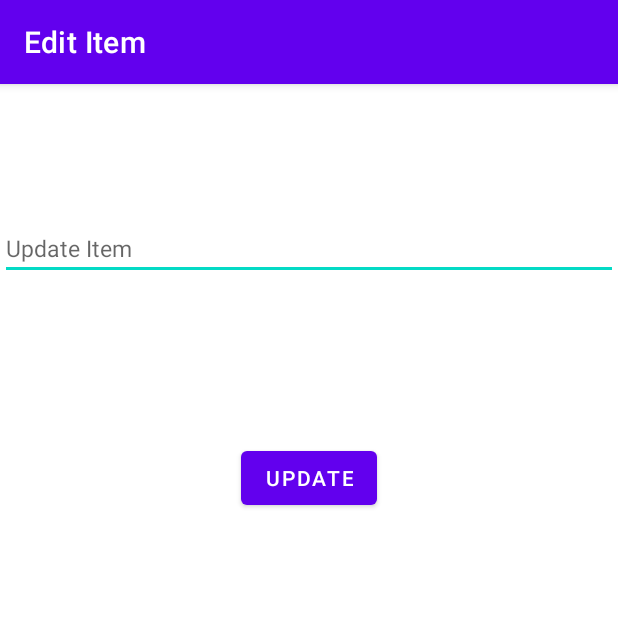
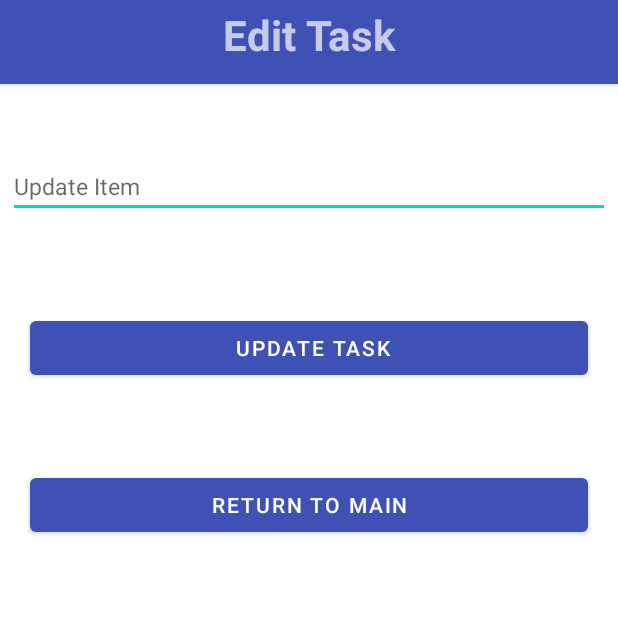
Before and after one commit to smahboob/simple-todo-android, an Android app: the EditList screen opened directly, with no data from a screen before it, on a phone screen of 412 x 824 dp, the top half of it. Run offline under Robolectric (Android 15) with nearby library versions, the phone set to English and light mode, and no system bars; 2 statements that could not run were skipped.

Commit message:
Can now Update Tasks with already given Date and Time

```diff
--- a/app/src/main/java/com/example/simpletodo/EditList.java
+++ b/app/src/main/java/com/example/simpletodo/EditList.java
@@ -1,5 +1,6 @@
 package com.example.simpletodo;
 
+import androidx.appcompat.app.ActionBar;
 import androidx.appcompat.app.AppCompatActivity;
 
 import android.content.Intent;
@@ -11,28 +12,49 @@ import android.widget.EditText;
 public class EditList extends AppCompatActivity {
 
     private EditText updatedText;
+    private String item;
 
     @Override
     protected void onCreate(Bundle savedInstanceState) {
-
-        Log.d("LOGS", "CAME HERE");
         super.onCreate(savedInstanceState);
         setContentView(R.layout.activity_edit_list);
-        getSupportActionBar().setTitle("Edit Item");
+
+        getSupportActionBar().setDisplayOptions(ActionBar.DISPLAY_SHOW_CUSTOM);
+        getSupportActionBar().setCustomView(R.layout.my_action_bar1);
 
         updatedText = findViewById(R.id.updateText);
 
-        String name = getIntent().getStringExtra(MainActivity.KEY_ITEM_NAME);
+        item = getIntent().getStringExtra(MainActivity.KEY_ITEM_NAME);
         int pos = getIntent().getIntExtra(MainActivity.KEY_ITEM_POS,-1);
+
+        int idx = item.indexOf('*');
+        String task = item.substring(0, idx-1);
+
+        updatedText.setText(task);
 
     }
 
     //user is done editing, update the list item
     public void updateList(View view){
 
+        String finalText;
+
+        int idx = item.indexOf('*');
+        int idx1 = item.indexOf('#');
+        String todo = updatedText.getText().toString();
+        String mDate = item.substring(idx+1, idx1-1);
+        String mTime = item.substring(idx1+1);
+
+        Log.d("PRINT: ", mDate);
+        Log.d("PRINT: ", mTime);
+
+        finalText = todo + " * " + mDate + " # " + mTime;
+
+
+
         if(!updatedText.getText().equals("")){
             Intent backToMain = new Intent(EditList.this, MainActivity.class);
-            backToMain.putExtra(MainActivity.KEY_ITEM_NAME, updatedText.getText().toString());
+            backToMain.putExtra(MainActivity.KEY_ITEM_NAME, finalText);
             backToMain.putExtra(MainActivity.KEY_ITEM_POS, getIntent().getIntExtra(MainActivity.KEY_ITEM_POS,-1));
             setResult(RESULT_OK, backToMain);
             finish();
@@ -42,4 +64,11 @@ public class EditList extends AppCompatActivity {
         }
 
     }
+
+    public void returnToMain(View view){
+        Intent back = new Intent(EditList.this, MainActivity.class);
+        startActivity(back);
+        finish();
+    }
+
 }
--- a/app/src/main/java/com/example/simpletodo/MainActivity.java
+++ b/app/src/main/java/com/example/simpletodo/MainActivity.java
@@ -1,6 +1,7 @@
 package com.example.simpletodo;
 
 import androidx.annotation.Nullable;
+import androidx.appcompat.app.ActionBar;
 import androidx.appcompat.app.AppCompatActivity;
 import androidx.recyclerview.widget.LinearLayoutManager;
 import androidx.recyclerview.widget.RecyclerView;
@@ -9,7 +10,6 @@ import android.app.DatePickerDialog;
 import android.app.TimePickerDialog;
 import android.content.Intent;
 import android.os.Bundle;
-import android.util.Log;
 import android.view.View;
 import android.widget.DatePicker;
 import android.widget.EditText;
@@ -23,7 +23,6 @@ import java.io.IOException;
 import java.nio.charset.Charset;
 import java.util.ArrayList;
 import java.util.Calendar;
-import java.util.Date;
 import java.util.List;
 
 public class MainActivity extends AppCompatActivity implements DatePickerDialog.OnDateSetListener {
@@ -40,6 +39,9 @@ public class MainActivity extends AppCompatActivity implements DatePickerDialog.
     protected void onCreate(Bundle savedInstanceState) {
         super.onCreate(savedInstanceState);
         setContentView(R.layout.activity_main);
+
+        getSupportActionBar().setDisplayOptions(ActionBar.DISPLAY_SHOW_CUSTOM);
+        getSupportActionBar().setCustomView(R.layout.my_action_bar);
 
         textEntered = findViewById(R.id.enterItemText);
         recyclerView = findViewById(R.id.ListViewRecycle);
--- a/app/src/main/res/layout/activity_edit_list.xml
+++ b/app/src/main/res/layout/activity_edit_list.xml
@@ -6,11 +6,33 @@
     android:layout_height="match_parent"
     tools:context=".EditList">
 
+    <Button
+        android:id="@+id/cancelButton"
+        android:layout_width="match_parent"
+        android:layout_height="wrap_content"
+        android:layout_marginStart="20dp"
+        android:layout_marginLeft="20dp"
+        android:layout_marginTop="10dp"
+        android:layout_marginEnd="20dp"
+        android:layout_marginRight="20dp"
+        android:layout_marginBottom="416dp"
+        android:onClick="returnToMain"
+        android:text="Return to main"
+        app:layout_constraintBottom_toBottomOf="parent"
+        app:layout_constraintEnd_toEndOf="parent"
+        app:layout_constraintHorizontal_bias="0.0"
+        app:layout_constraintStart_toStartOf="parent"
+        app:layout_constraintTop_toBottomOf="@id/updateButton" />
+
     <EditText
         android:id="@+id/updateText"
         android:layout_width="0dp"
         android:layout_height="wrap_content"
-        android:layout_marginBottom="20dp"
+        android:layout_marginStart="5dp"
+        android:layout_marginLeft="5dp"
+        android:layout_marginEnd="5dp"
+        android:layout_marginRight="5dp"
+        android:layout_marginBottom="5dp"
         android:ems="10"
         android:hint="Update Item"
         android:inputType="textPersonName"
@@ -22,12 +44,17 @@
 
     <Button
         android:id="@+id/updateButton"
-        android:layout_width="wrap_content"
+        android:layout_width="match_parent"
         android:layout_height="wrap_content"
-        android:layout_marginBottom="481dp"
+        android:layout_marginStart="20dp"
+        android:layout_marginLeft="20dp"
+        android:layout_marginTop="10dp"
+        android:layout_marginEnd="20dp"
+        android:layout_marginRight="20dp"
         android:onClick="updateList"
-        android:text="Update"
-        app:layout_constraintBottom_toBottomOf="parent"
+        android:text=" Update Task"
+        app:layout_constraintBottom_toTopOf="@+id/cancelButton"
         app:layout_constraintEnd_toEndOf="parent"
-        app:layout_constraintStart_toStartOf="parent" />
+        app:layout_constraintStart_toStartOf="parent"
+        app:layout_constraintTop_toBottomOf="@id/updateText" />
 </androidx.constraintlayout.widget.ConstraintLayout>
--- /dev/null
+++ b/app/src/main/res/layout/my_action_bar1.xml
@@ -0,0 +1,19 @@
+<?xml version="1.0" encoding="utf-8"?>
+<RelativeLayout
+    xmlns:android="http://schemas.android.com/apk/res/android"
+    xmlns:tools="http://schemas.android.com/tools"
+    android:layout_width="match_parent"
+    android:layout_height="match_parent"
+    android:padding="4dp"
+    tools:context=".MainActivity">
+
+
+    <TextView
+        android:id="@+id/my_action_bar"
+        android:layout_width="match_parent"
+        android:layout_height="wrap_content"
+        android:text="Edit Task"
+        android:gravity="center"
+        android:textSize="28sp"
+        android:textStyle="bold"/>
+</RelativeLayout>
--- a/app/src/main/res/values/themes.xml
+++ b/app/src/main/res/values/themes.xml
@@ -2,8 +2,8 @@
     <!-- Base application theme. -->
     <style name="Theme.SimpleTodo" parent="Theme.MaterialComponents.DayNight.DarkActionBar">
         <!-- Primary brand color. -->
-        <item name="colorPrimary">@color/purple_500</item>
-        <item name="colorPrimaryVariant">@color/purple_700</item>
+        <item name="colorPrimary">#3F51B5</item>
+        <item name="colorPrimaryVariant">#0775CC</item>
         <item name="colorOnPrimary">@color/white</item>
         <!-- Secondary brand color. -->
         <item name="colorSecondary">@color/teal_200</item>
```
Also changed, not shown: app/src/main/java/com/example/simpletodo/ItemAdapter.java (+19 -1 lines), app/src/main/res/layout/my_action_bar.xml (added, +19 -0 lines).
